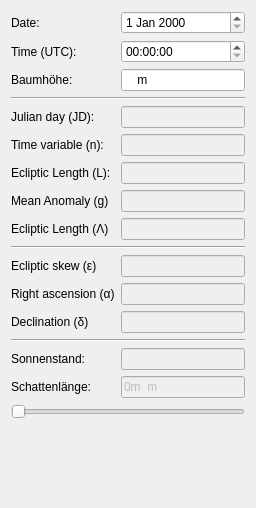
Before: the Qt Designer form Python/Shadow/ui/Data.ui in afester/CodeSamples, drawn with Qt 5.
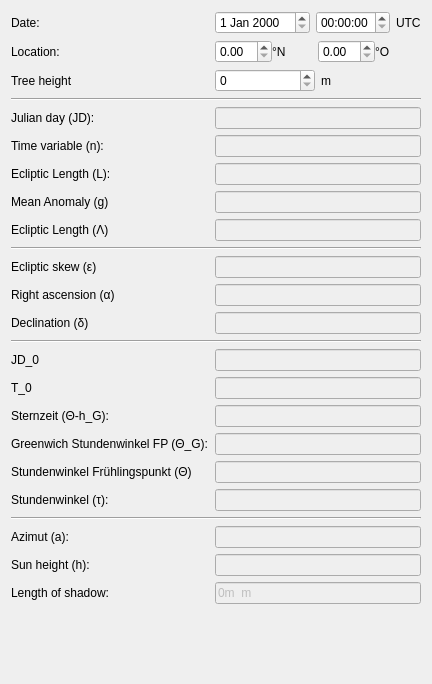
After: the same form once the commit is applied.

Commit message: Shadow sample

Patch:
```diff
--- a/Python/Shadow/ui/Data.ui
+++ b/Python/Shadow/ui/Data.ui
@@ -6,8 +6,8 @@
    <rect>
     <x>0</x>
     <y>0</y>
-    <width>256</width>
-    <height>508</height>
+    <width>367</width>
+    <height>684</height>
    </rect>
   </property>
   <property name="windowTitle">
@@ -24,31 +24,80 @@
       </widget>
      </item>
      <item row="0" column="1">
-      <widget class="QDateEdit" name="dateEdit"/>
+      <layout class="QHBoxLayout" name="horizontalLayout">
+       <item>
+        <widget class="QDateEdit" name="dateEdit"/>
+       </item>
+       <item>
+        <widget class="QTimeEdit" name="timeEdit"/>
+       </item>
+       <item>
+        <widget class="QLabel" name="label_5">
+         <property name="text">
+          <string>UTC</string>
+         </property>
+        </widget>
+       </item>
+      </layout>
      </item>
      <item row="1" column="0">
       <widget class="QLabel" name="label_2">
        <property name="text">
-        <string>Time (UTC):</string>
+        <string>Location:</string>
        </property>
       </widget>
      </item>
      <item row="1" column="1">
-      <widget class="QTimeEdit" name="timeEdit"/>
+      <layout class="QHBoxLayout" name="horizontalLayout_2">
+       <property name="spacing">
+        <number>0</number>
+       </property>
+       <item>
+        <widget class="QDoubleSpinBox" name="latitudeLineEdit"/>
+       </item>
+       <item>
+        <widget class="QLabel" name="label_3">
+         <property name="text">
+          <string>°N</string>
+         </property>
+        </widget>
+       </item>
+       <item>
+        <widget class="QDoubleSpinBox" name="LongitudeLineEdit"/>
+       </item>
+       <item>
+        <widget class="QLabel" name="label_7">
+         <property name="text">
+          <string>°O</string>
+         </property>
+        </widget>
+       </item>
+      </layout>
      </item>
      <item row="2" column="0">
-      <widget class="QLabel" name="label_5">
+      <widget class="QLabel" name="treeHeightLabel">
        <property name="text">
-        <string>Baumhöhe:</string>
+        <string>Tree height</string>
        </property>
       </widget>
      </item>
      <item row="2" column="1">
-      <widget class="QLineEdit" name="lineEdit_3">
-       <property name="inputMask">
-        <string>nnn m</string>
-       </property>
-      </widget>
+      <layout class="QHBoxLayout" name="horizontalLayout_3">
+       <item>
+        <widget class="QSpinBox" name="treeHeightLineEdit">
+         <property name="suffix">
+          <string/>
+         </property>
+        </widget>
+       </item>
+       <item>
+        <widget class="QLabel" name="label_8">
+         <property name="text">
+          <string>m</string>
+         </property>
+        </widget>
+       </item>
+      </layout>
      </item>
      <item row="3" column="0" colspan="2">
       <widget class="Line" name="line">
@@ -149,6 +198,23 @@
        </property>
       </widget>
      </item>
+     <item row="10" column="0">
+      <widget class="QLabel" name="eclipticSkewLabel">
+       <property name="text">
+        <string>Ecliptic skew (ε)</string>
+       </property>
+      </widget>
+     </item>
+     <item row="10" column="1">
+      <widget class="QLineEdit" name="eclipticSkewLineEdit">
+       <property name="enabled">
+        <bool>false</bool>
+       </property>
+       <property name="readOnly">
+        <bool>true</bool>
+       </property>
+      </widget>
+     </item>
      <item row="11" column="0">
       <widget class="QLabel" name="rightAscensionLabel">
        <property name="text">
@@ -166,15 +232,39 @@
        </property>
       </widget>
      </item>
+     <item row="12" column="0">
+      <widget class="QLabel" name="declinationLabel">
+       <property name="text">
+        <string>Declination (δ)</string>
+       </property>
+      </widget>
+     </item>
+     <item row="12" column="1">
+      <widget class="QLineEdit" name="declinationLineEdit">
+       <property name="enabled">
+        <bool>false</bool>
+       </property>
+       <property name="readOnly">
+        <bool>true</bool>
+       </property>
+      </widget>
+     </item>
+     <item row="13" column="0" colspan="2">
+      <widget class="Line" name="line_3">
+       <property name="orientation">
+        <enum>Qt::Horizontal</enum>
+       </property>
+      </widget>
+     </item>
      <item row="14" column="0">
-      <widget class="QLabel" name="label_4">
+      <widget class="QLabel" name="jD_0Label">
        <property name="text">
-        <string>Sonnenstand:</string>
+        <string>JD_0</string>
        </property>
       </widget>
      </item>
      <item row="14" column="1">
-      <widget class="QLineEdit" name="lineEdit_2">
+      <widget class="QLineEdit" name="jD_0LineEdit">
        <property name="enabled">
         <bool>false</bool>
        </property>
@@ -184,13 +274,139 @@
       </widget>
      </item>
      <item row="15" column="0">
-      <widget class="QLabel" name="label_6">
+      <widget class="QLabel" name="t_0Label">
        <property name="text">
-        <string>Schattenlänge:</string>
+        <string>T_0</string>
        </property>
       </widget>
      </item>
      <item row="15" column="1">
+      <widget class="QLineEdit" name="t_0LineEdit">
+       <property name="enabled">
+        <bool>false</bool>
+       </property>
+       <property name="readOnly">
+        <bool>true</bool>
+       </property>
+      </widget>
+     </item>
+     <item row="16" column="0">
+      <widget class="QLabel" name="sternzeitH_GLabel">
+       <property name="text">
+        <string>Sternzeit (Θ-h_G):</string>
+       </property>
+      </widget>
+     </item>
+     <item row="16" column="1">
+      <widget class="QLineEdit" name="sternzeitH_GLineEdit">
+       <property name="enabled">
+        <bool>false</bool>
+       </property>
+       <property name="readOnly">
+        <bool>true</bool>
+       </property>
+      </widget>
+     </item>
+     <item row="17" column="0">
+      <widget class="QLabel" name="greenwichStundenwinkelFP_GLabel">
+       <property name="text">
+        <string>Greenwich Stundenwinkel FP (Θ_G):</string>
+       </property>
+      </widget>
+     </item>
+     <item row="17" column="1">
+      <widget class="QLineEdit" name="greenwichStundenwinkelFP_GLineEdit">
+       <property name="enabled">
+        <bool>false</bool>
+       </property>
+       <property name="readOnly">
+        <bool>true</bool>
+       </property>
+      </widget>
+     </item>
+     <item row="18" column="0">
+      <widget class="QLabel" name="stundenwinkelFrHlingspunktLabel">
+       <property name="text">
+        <string>Stundenwinkel Frühlingspunkt (Θ)</string>
+       </property>
+      </widget>
+     </item>
+     <item row="18" column="1">
+      <widget class="QLineEdit" name="stundenwinkelFrHlingspunktLineEdit">
+       <property name="enabled">
+        <bool>false</bool>
+       </property>
+       <property name="readOnly">
+        <bool>true</bool>
+       </property>
+      </widget>
+     </item>
+     <item row="19" column="0">
+      <widget class="QLabel" name="stundenwinkelLabel">
+       <property name="text">
+        <string>Stundenwinkel (τ):</string>
+       </property>
+      </widget>
+     </item>
+     <item row="19" column="1">
+      <widget class="QLineEdit" name="stundenwinkelLineEdit">
+       <property name="enabled">
+        <bool>false</bool>
+       </property>
+       <property name="readOnly">
+        <bool>true</bool>
+       </property>
+      </widget>
+     </item>
+     <item row="20" column="0" colspan="2">
+      <widget class="Line" name="line_5">
+       <property name="orientation">
+        <enum>Qt::Horizontal</enum>
+       </property>
+      </widget>
+     </item>
+     <item row="21" column="0">
+      <widget class="QLabel" name="azimutALabel">
+       <property name="text">
+        <string>Azimut (a):</string>
+       </property>
+      </widget>
+     </item>
+     <item row="21" column="1">
+      <widget class="QLineEdit" name="azimutALineEdit">
+       <property name="enabled">
+        <bool>false</bool>
+       </property>
+       <property name="readOnly">
+        <bool>true</bool>
+       </property>
+      </widget>
+     </item>
+     <item row="22" column="0">
+      <widget class="QLabel" name="sunHeightHLabel">
+       <property name="text">
+        <string>Sun height (h):</string>
+       </property>
+      </widget>
+     </item>
+     <item row="22" column="1">
+      <widget class="QLineEdit" name="sunHeightHLineEdit">
+       <property name="enabled">
+        <bool>false</bool>
+       </property>
+       <property name="readOnly">
+        <bool>true</bool>
+       </property>
+      </widget>
+     </item>
+     <item row="23" column="0">
+      <widget class="QLabel" name="label_6">
+       <property name="text">
+        <string>Length of shadow:</string>
+       </property>
+      </widget>
+     </item>
+     <item row="23" column="1">
       <widget class="QLineEdit" name="lineEdit_4">
        <property name="enabled">
         <bool>false</bool>
@@ -206,57 +422,6 @@
        </property>
       </widget>
      </item>
-     <item row="16" column="0" colspan="2">
-      <widget class="QSlider" name="testSlider">
-       <property name="maximum">
-        <number>360</number>
-       </property>
-       <property name="orientation">
-        <enum>Qt::Horizontal</enum>
-       </property>
-      </widget>
-     </item>
-     <item row="13" column="0" colspan="2">
-      <widget class="Line" name="line_3">
-       <property name="orientation">
-        <enum>Qt::Horizontal</enum>
-       </property>
-      </widget>
-     </item>
-     <item row="10" column="0">
-      <widget class="QLabel" name="eclipticSkewLabel">
-       <property name="text">
-        <string>Ecliptic skew (ε)</string>
-       </property>
-      </widget>
-     </item>
-     <item row="10" column="1">
-      <widget class="QLineEdit" name="eclipticSkewLineEdit">
-       <property name="enabled">
-        <bool>false</bool>
-       </property>
-       <property name="readOnly">
-        <bool>true</bool>
-       </property>
-      </widget>
-     </item>
-     <item row="12" column="0">
-      <widget class="QLabel" name="declinationLabel">
-       <property name="text">
-        <string>Declination (δ)</string>
-       </property>
-      </widget>
-     </item>
-     <item row="12" column="1">
-      <widget class="QLineEdit" name="declinationLineEdit">
-       <property name="enabled">
-        <bool>false</bool>
-       </property>
-       <property name="readOnly">
-        <bool>true</bool>
-       </property>
-      </widget>
-     </item>
     </layout>
    </item>
   </layout>
```
The commit also changes 2 other files.
